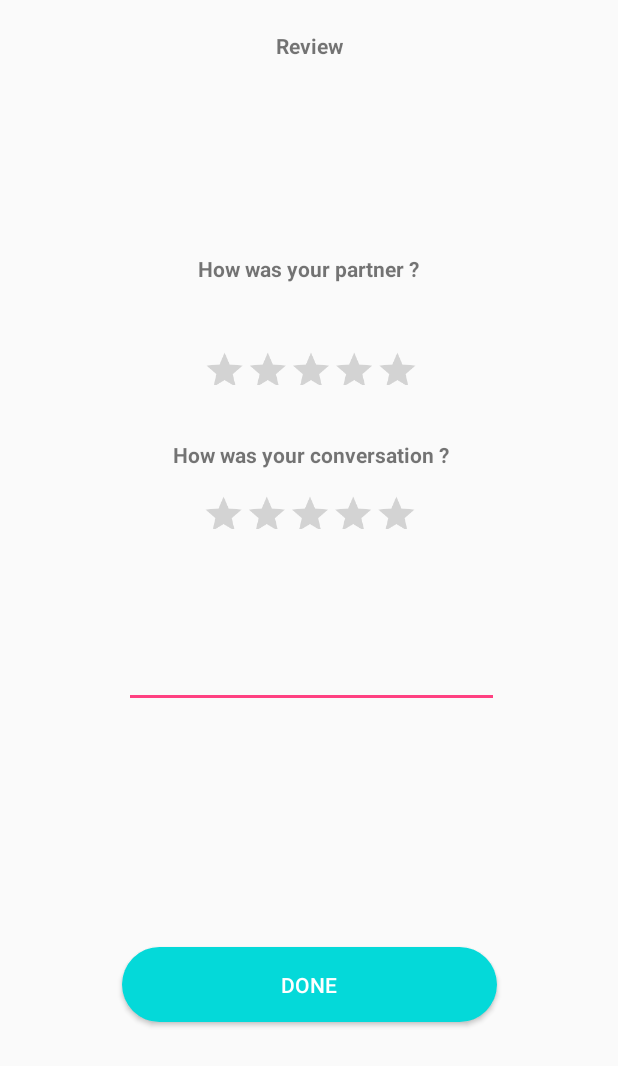
After one commit to wespeakapp/WeSpeakAndroid, an Android app: the ReviewActivity screen opened directly, with no data from a screen before it, on a phone screen of 412 x 824 dp. The commit adds this screen. Shown: the top 1066 px of the screen. Run offline under Robolectric (Android 15) with nearby library versions, the phone set to English and light mode, and no system bars; libraries missing offline, so code that uses them is left out: jp.wasabeef.glide; pictures from the network do not load; 2 statements that could not run were skipped.

Commit message:
Finished Review screen

```diff
--- a/app/build.gradle
+++ b/app/build.gradle
@@ -56,11 +56,11 @@ dependencies {
     compile 'jp.wasabeef:glide-transformations:3.0.1'
     compile 'com.google.dagger:dagger-android:2.12'
     compile 'com.google.dagger:dagger-android-support:2.12'
+    testCompile 'junit:junit:4.12'
     annotationProcessor 'com.google.dagger:dagger-android-processor:2.12'
     annotationProcessor 'com.github.bumptech.glide:compiler:4.2.0'
     kapt 'com.android.databinding:compiler:2.3.3'
-    kapt "com.google.dagger:dagger-compiler:2.12"
-    testCompile 'junit:junit:4.12'
+    kapt 'com.google.dagger:dagger-compiler:2.12'
 }
 repositories {
     mavenCentral()
--- a/app/src/main/AndroidManifest.xml
+++ b/app/src/main/AndroidManifest.xml
@@ -43,6 +43,8 @@
         </activity>
         <activity android:name=".activities.FindingActivity">
         </activity>
+        <activity android:name=".activities.ReviewActivity">
+        </activity>
     </application>
 
 </manifest>
--- a/app/src/main/java/com/example/aleckstina/wespeakandroid/activities/FindingActivity.kt
+++ b/app/src/main/java/com/example/aleckstina/wespeakandroid/activities/FindingActivity.kt
@@ -1,5 +1,6 @@
 package com.example.aleckstina.wespeakandroid.activities
 
+import android.content.Intent
 import android.support.v7.app.AppCompatActivity
 import android.os.Bundle
 import android.os.Handler
--- /dev/null
+++ b/app/src/main/java/com/example/aleckstina/wespeakandroid/activities/ReviewActivity.kt
@@ -0,0 +1,15 @@
+package com.example.aleckstina.wespeakandroid.activities
+
+import android.support.v7.app.AppCompatActivity
+import android.os.Bundle
+
+import com.example.aleckstina.wespeakandroid.R
+
+class ReviewActivity : AppCompatActivity() {
+
+  override fun onCreate(savedInstanceState: Bundle?) {
+    super.onCreate(savedInstanceState)
+    setContentView(R.layout.activity_review)
+    supportActionBar!!.hide()
+  }
+}
--- a/app/src/main/java/com/example/aleckstina/wespeakandroid/fragment/PopupDialogFragment.kt
+++ b/app/src/main/java/com/example/aleckstina/wespeakandroid/fragment/PopupDialogFragment.kt
@@ -1,7 +1,12 @@
 package com.example.aleckstina.wespeakandroid.fragment
 
+import android.annotation.TargetApi
 import android.app.DialogFragment
+import android.content.Context
+import android.content.Intent
+import android.os.Build
 import android.os.Bundle
+import android.os.Handler
 import android.view.LayoutInflater
 import android.view.View
 import android.view.ViewGroup
@@ -9,6 +14,7 @@ import com.bumptech.glide.Glide
 import com.bumptech.glide.load.resource.bitmap.RoundedCorners
 import com.bumptech.glide.request.RequestOptions
 import com.example.aleckstina.wespeakandroid.R
+import com.example.aleckstina.wespeakandroid.activities.ReviewActivity
 
 /**
  * Created by aleckstina on 10/12/17.
@@ -25,10 +31,19 @@ class PopupDialogFragment() : DialogFragment() {
     }
   }
 
+  @TargetApi(Build.VERSION_CODES.M)
   override fun onCreateView(inflater: LayoutInflater, container: ViewGroup?, savedInstanceState: Bundle?): View {
     val dialogView = inflater.inflate(R.layout.popup_fragment, container, false)
     setAvatar(dialogView)
+    Handler().postDelayed(Runnable {
+      activateScreen(context)
+    }, 3000)
     return dialogView
+  }
+
+  private fun activateScreen(context: Context) {
+    startActivity(Intent(context, ReviewActivity::class.java))
+
   }
 
   private fun setAvatar(view: View) {
--- /dev/null
+++ b/app/src/main/res/layout/activity_review.xml
@@ -0,0 +1,152 @@
+<?xml version="1.0" encoding="utf-8"?>
+<android.support.constraint.ConstraintLayout
+    xmlns:android="http://schemas.android.com/apk/res/android"
+    xmlns:app="http://schemas.android.com/apk/res-auto"
+    xmlns:tools="http://schemas.android.com/tools"
+    android:layout_width="match_parent"
+    android:layout_height="match_parent"
+    tools:context="com.example.aleckstina.wespeakandroid.activities.ReviewAc">
+
+    <TextView
+        android:layout_width="wrap_content"
+        android:layout_height="wrap_content"
+        android:text="Review"
+        android:textStyle="bold"
+        app:layout_constraintTop_toTopOf="parent"
+        android:layout_marginTop="8dp"
+        android:layout_marginLeft="8dp"
+        app:layout_constraintLeft_toLeftOf="parent"
+        android:layout_marginRight="8dp"
+        app:layout_constraintRight_toRightOf="parent"
+        app:layout_constraintBottom_toBottomOf="parent"
+        android:layout_marginBottom="8dp"
+        app:layout_constraintHorizontal_bias="0.501"
+        app:layout_constraintVertical_bias="0.016"
+        android:id="@+id/textView4"
+        android:layout_marginStart="8dp"
+        android:layout_marginEnd="8dp"/>
+
+    <ImageView
+        android:layout_width="100dp"
+        android:layout_height="100dp"
+        android:layout_marginTop="12dp"
+        app:layout_constraintTop_toBottomOf="@+id/textView4"
+        android:layout_marginLeft="8dp"
+        app:layout_constraintLeft_toLeftOf="parent"
+        android:layout_marginRight="8dp"
+        app:layout_constraintRight_toRightOf="parent"
+        app:layout_constraintBottom_toBottomOf="parent"
+        android:layout_marginBottom="8dp"
+        app:layout_constraintVertical_bias="0.0"
+        android:id="@+id/imageView2"
+        android:layout_marginStart="8dp"
+        android:layout_marginEnd="8dp"/>
+
+    <TextView
+        android:layout_width="wrap_content"
+        android:layout_height="wrap_content"
+        android:text="How was your partner ?"
+        android:textStyle="bold"
+        android:layout_marginTop="8dp"
+        app:layout_constraintTop_toBottomOf="@+id/imageView2"
+        app:layout_constraintBottom_toBottomOf="parent"
+        android:layout_marginBottom="8dp"
+        android:layout_marginLeft="8dp"
+        app:layout_constraintLeft_toLeftOf="parent"
+        android:layout_marginRight="8dp"
+        app:layout_constraintRight_toRightOf="parent"
+        app:layout_constraintVertical_bias="0.015"
+        android:layout_marginStart="8dp"
+        android:layout_marginEnd="8dp"
+        android:id="@+id/textView7"/>
+
+    <RatingBar
+        android:id="@+id/ratingBar"
+        android:layout_width="wrap_content"
+        android:layout_height="40dp"
+        android:layout_marginBottom="8dp"
+        android:layout_marginEnd="8dp"
+        android:layout_marginLeft="8dp"
+        android:layout_marginRight="8dp"
+        android:layout_marginStart="8dp"
+        android:layout_marginTop="8dp"
+        android:scaleX="0.6"
+        android:scaleY="0.6"
+        app:layout_constraintBottom_toBottomOf="parent"
+        app:layout_constraintHorizontal_bias="0.507"
+        app:layout_constraintLeft_toLeftOf="parent"
+        app:layout_constraintRight_toRightOf="parent"
+        app:layout_constraintTop_toBottomOf="@+id/textView7"
+        app:layout_constraintVertical_bias="0.048"/>
+
+    <TextView
+        android:layout_width="wrap_content"
+        android:layout_height="wrap_content"
+        android:text="How was your conversation ?"
+        android:textStyle="bold"
+        app:layout_constraintTop_toBottomOf="@+id/ratingBar"
+        app:layout_constraintBottom_toBottomOf="parent"
+        android:layout_marginBottom="8dp"
+        android:layout_marginLeft="8dp"
+        app:layout_constraintLeft_toLeftOf="parent"
+        android:layout_marginRight="8dp"
+        app:layout_constraintRight_toRightOf="parent"
+        app:layout_constraintVertical_bias="0.039"
+        app:layout_constraintHorizontal_bias="0.505"
+        android:id="@+id/textView8"
+        android:layout_marginStart="8dp"
+        android:layout_marginEnd="8dp"
+        android:layout_marginTop="8dp"/>
+
+    <RatingBar
+        android:id="@+id/ratingBar2"
+        android:layout_width="wrap_content"
+        android:layout_height="40dp"
+        android:layout_marginBottom="8dp"
+        android:layout_marginEnd="8dp"
+        android:layout_marginLeft="8dp"
+        android:layout_marginRight="8dp"
+        android:layout_marginStart="8dp"
+        android:layout_marginTop="8dp"
+        android:scaleX="0.6"
+        android:scaleY="0.6"
+        app:layout_constraintBottom_toBottomOf="parent"
+        app:layout_constraintHorizontal_bias="0.503"
+        app:layout_constraintLeft_toLeftOf="parent"
+        app:layout_constraintRight_toRightOf="parent"
+        app:layout_constraintTop_toBottomOf="@+id/textView8"
+        app:layout_constraintVertical_bias="0.0"/>
+
+    <EditText
+        android:id="@+id/editText4"
+        android:layout_width="250dp"
+        android:layout_height="103dp"
+        android:layout_marginBottom="1dp"
+        android:layout_marginLeft="8dp"
+        android:layout_marginRight="8dp"
+        android:layout_marginTop="8dp"
+        app:layout_constraintBottom_toBottomOf="parent"
+        app:layout_constraintHorizontal_bias="0.511"
+        app:layout_constraintLeft_toLeftOf="parent"
+        app:layout_constraintRight_toRightOf="parent"
+        app:layout_constraintTop_toBottomOf="@+id/ratingBar2"
+        app:layout_constraintVertical_bias="0.0"/>
+
+    <Button
+        android:layout_width="250dp"
+        android:layout_height="50dp"
+        android:layout_marginBottom="8dp"
+        android:layout_marginLeft="8dp"
+        android:layout_marginRight="8dp"
+        android:layout_marginTop="8dp"
+        android:background="@drawable/update_profile_button"
+        android:paddingLeft="20dp"
+        android:paddingRight="20dp"
+        android:text="DONE"
+        android:textColor="#FFF"
+        app:layout_constraintBottom_toBottomOf="parent"
+        app:layout_constraintLeft_toLeftOf="parent"
+        app:layout_constraintRight_toRightOf="parent"
+        app:layout_constraintTop_toBottomOf="@+id/editText4"
+        app:layout_constraintVertical_bias="0.529"/>
+</android.support.constraint.ConstraintLayout>
```
